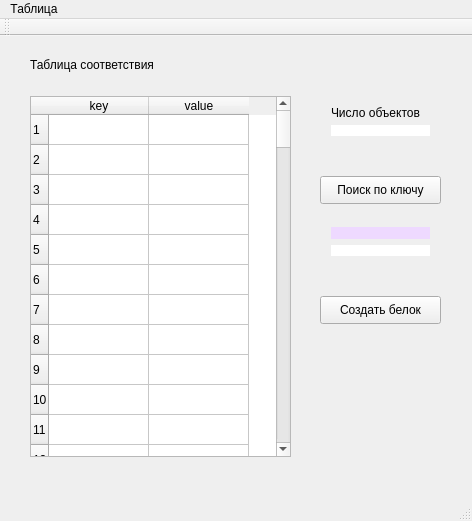
This is mainwindow.ui in anyazavrr/newlab as Qt 5 draws it before an edit. The edited form follows.
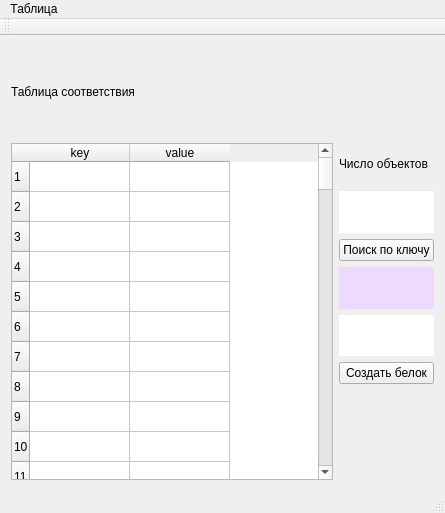
This is the edited form.

Commit message: create prot works

What changed in the file:
```diff
--- a/mainwindow.ui
+++ b/mainwindow.ui
@@ -6,23 +6,27 @@
    <rect>
     <x>0</x>
     <y>0</y>
-    <width>472</width>
-    <height>521</height>
+    <width>445</width>
+    <height>513</height>
    </rect>
   </property>
   <property name="windowTitle">
    <string>MainWindow</string>
   </property>
   <widget class="QWidget" name="centralWidget">
+   <layout class="QGridLayout" name="gridLayout">
+    <item row="0" column="0">
+     <widget class="QLabel" name="label">
+      <property name="styleSheet">
+       <string notr="true">font: 25 8pt &quot;Microsoft JhengHei Light&quot;;</string>
+      </property>
+      <property name="text">
+       <string>Таблица соответствия</string>
+      </property>
+     </widget>
+    </item>
+    <item row="1" column="0" rowspan="5">
    <widget class="QTableWidget" name="tableWidget">
-    <property name="geometry">
-     <rect>
-      <x>30</x>
-      <y>60</y>
-      <width>261</width>
-      <height>361</height>
-     </rect>
-    </property>
     <row>
      <property name="text">
       <string>1</string>
@@ -529,54 +533,8 @@
      </property>
     </column>
    </widget>
-   <widget class="QPushButton" name="create_prot">
-    <property name="geometry">
-     <rect>
-      <x>320</x>
-      <y>260</y>
-      <width>121</width>
-      <height>28</height>
-     </rect>
-    </property>
-    <property name="text">
-     <string>Создать белок</string>
-    </property>
-   </widget>
-   <widget class="QPushButton" name="search">
-    <property name="geometry">
-     <rect>
-      <x>320</x>
-      <y>140</y>
-      <width>121</width>
-      <height>28</height>
-     </rect>
-    </property>
-    <property name="text">
-     <string>Поиск по ключу</string>
-    </property>
-   </widget>
-   <widget class="QLabel" name="label_4">
-    <property name="geometry">
-     <rect>
-      <x>1460</x>
-      <y>640</y>
-      <width>53</width>
-      <height>16</height>
-     </rect>
-    </property>
-    <property name="text">
-     <string>TextLabel</string>
-    </property>
-   </widget>
-   <widget class="QWidget" name="layoutWidget">
-    <property name="geometry">
-     <rect>
-      <x>320</x>
-      <y>60</y>
-      <width>121</width>
-      <height>51</height>
-     </rect>
-    </property>
+    </item>
+    <item row="1" column="1">
     <layout class="QVBoxLayout" name="verticalLayout">
      <item>
       <widget class="QLabel" name="label_3">
@@ -596,16 +554,15 @@
       </widget>
      </item>
     </layout>
-   </widget>
-   <widget class="QWidget" name="layoutWidget">
-    <property name="geometry">
-     <rect>
-      <x>320</x>
-      <y>180</y>
-      <width>121</width>
-      <height>51</height>
-     </rect>
-    </property>
+    </item>
+    <item row="2" column="1">
+     <widget class="QPushButton" name="search">
+      <property name="text">
+       <string>Поиск по ключу</string>
+      </property>
+     </widget>
+    </item>
+    <item row="3" column="1">
     <layout class="QVBoxLayout" name="verticalLayout_2">
      <item>
       <widget class="QLabel" name="key">
@@ -628,30 +585,29 @@
       </widget>
      </item>
     </layout>
-   </widget>
-   <widget class="QLabel" name="label">
-    <property name="geometry">
-     <rect>
-      <x>30</x>
-      <y>20</y>
-      <width>221</width>
-      <height>17</height>
-     </rect>
-    </property>
-    <property name="styleSheet">
-     <string notr="true">font: 25 8pt &quot;Microsoft JhengHei Light&quot;;</string>
-    </property>
+    </item>
+    <item row="4" column="1">
+     <widget class="QPushButton" name="create_prot">
+      <property name="text">
+       <string>Создать белок</string>
+      </property>
+     </widget>
+    </item>
+    <item row="5" column="1">
+     <widget class="QLabel" name="label_2">
     <property name="text">
-     <string>Таблица соответствия</string>
-    </property>
-   </widget>
+       <string/>
+      </property>
+     </widget>
+    </item>
+   </layout>
   </widget>
   <widget class="QMenuBar" name="menuBar">
    <property name="geometry">
     <rect>
      <x>0</x>
      <y>0</y>
-     <width>472</width>
+     <width>445</width>
      <height>25</height>
     </rect>
    </property>
```
Lines whose indentation alone changed are shown as unchanged. The commit also changes 9 other files.
